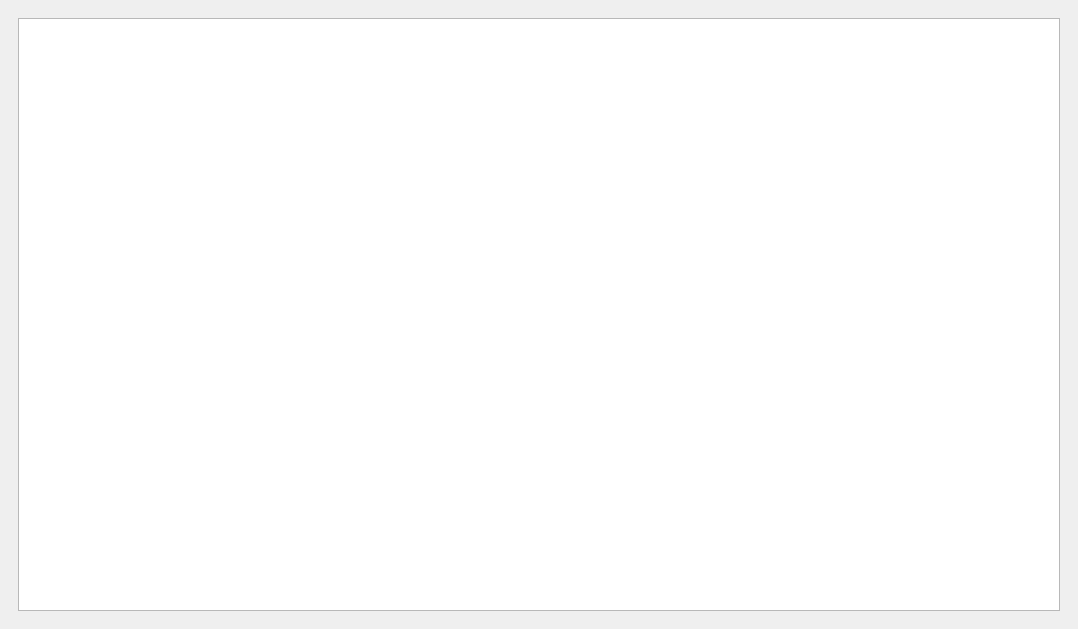
First picture: the form in mainwindow.ui, repository researcher2312/Pong3000, before the edit.
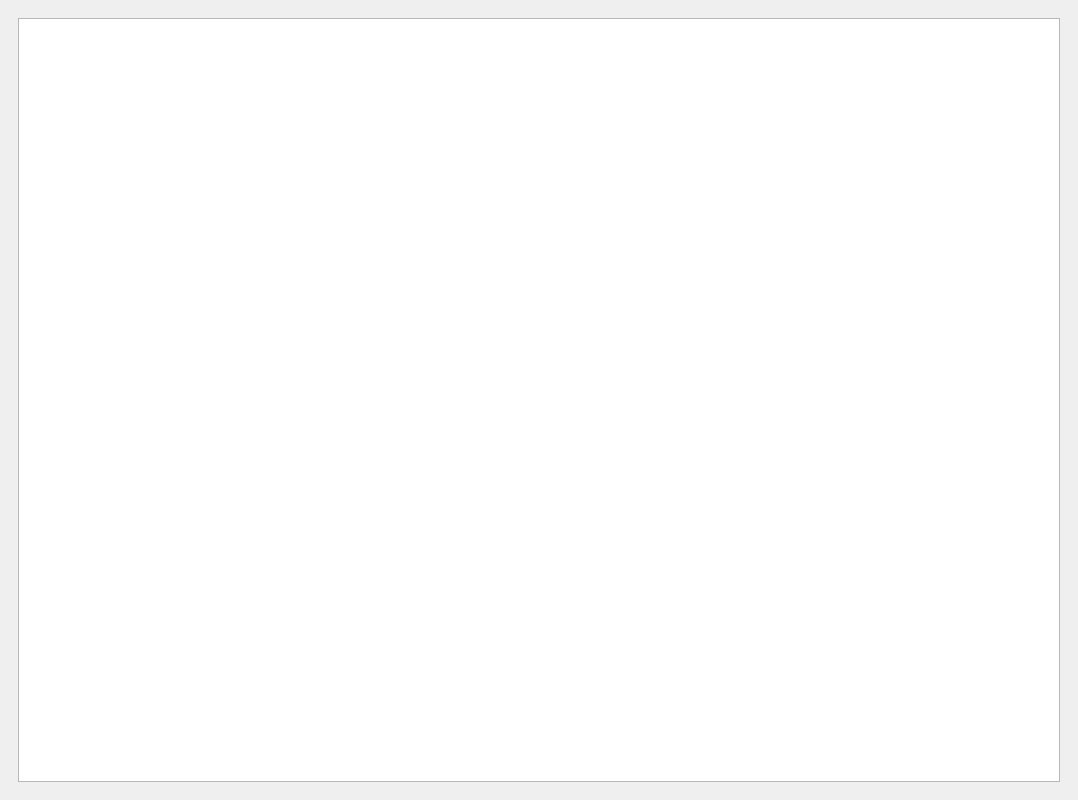
Second picture: the form after the edit. The open tabs and pages were chosen to show the change.

```diff
--- a/mainwindow.ui
+++ b/mainwindow.ui
@@ -10,7 +10,7 @@
     <x>0</x>
     <y>0</y>
     <width>1078</width>
-    <height>629</height>
+    <height>800</height>
    </rect>
   </property>
   <property name="windowTitle">
@@ -257,7 +257,16 @@
       <widget class="QWidget" name="page_2">
        <layout class="QGridLayout" name="gridLayout_5">
         <item row="0" column="0">
-         <widget class="QGraphicsView" name="graphicsView"/>
+         <widget class="QGraphicsView" name="graphicsView">
+          <property name="sceneRect">
+           <rectf>
+            <x>0.000000000000000</x>
+            <y>0.000000000000000</y>
+            <width>800.000000000000000</width>
+            <height>600.000000000000000</height>
+           </rectf>
+          </property>
+         </widget>
         </item>
        </layout>
       </widget>
```
Left out of the diff: 2 changed lines with no effect on the pictures.
